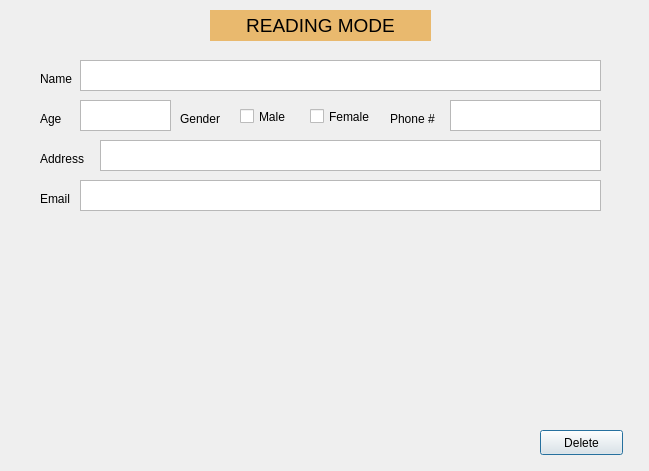
This is viewclientwindow.ui in DevonHope/Animal-Shelter-Registry-System as Qt 5 draws it before an edit. The edited form follows.
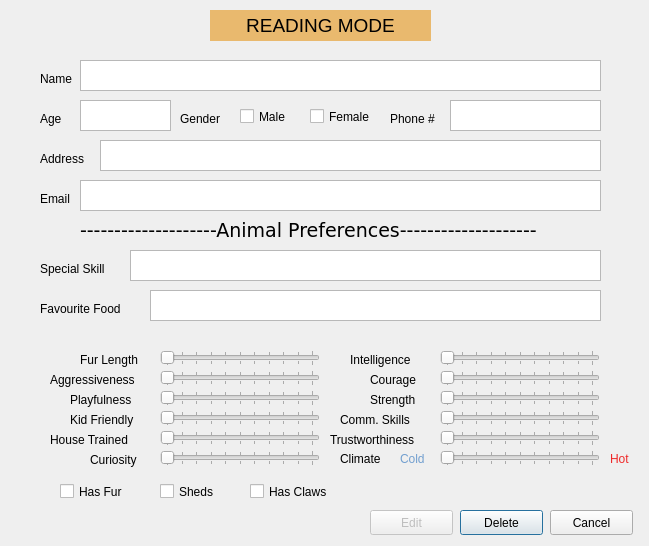
This is the edited form.

Commit message: Added client preferences, and the editing of files; need to still restrict staff from editing a client's profile and to change architecture style to repository.

```diff
--- a/viewclientwindow.ui
+++ b/viewclientwindow.ui
@@ -7,7 +7,7 @@
     <x>0</x>
     <y>0</y>
     <width>649</width>
-    <height>471</height>
+    <height>546</height>
    </rect>
   </property>
   <property name="windowTitle">
@@ -42,8 +42,8 @@
   <widget class="QPushButton" name="deleteButton">
    <property name="geometry">
     <rect>
-     <x>540</x>
-     <y>430</y>
+     <x>460</x>
+     <y>510</y>
      <width>83</width>
      <height>25</height>
     </rect>
@@ -202,6 +202,744 @@
     <set>Qt::AlignCenter</set>
    </property>
   </widget>
+  <widget class="QLabel" name="label_9">
+   <property name="enabled">
+    <bool>true</bool>
+   </property>
+   <property name="geometry">
+    <rect>
+     <x>40</x>
+     <y>260</y>
+     <width>81</width>
+     <height>17</height>
+    </rect>
+   </property>
+   <property name="text">
+    <string>Special Skill</string>
+   </property>
+  </widget>
+  <widget class="QLabel" name="label_17">
+   <property name="enabled">
+    <bool>true</bool>
+   </property>
+   <property name="geometry">
+    <rect>
+     <x>70</x>
+     <y>410</y>
+     <width>81</width>
+     <height>20</height>
+    </rect>
+   </property>
+   <property name="text">
+    <string>Kid Friendly</string>
+   </property>
+  </widget>
+  <widget class="QSlider" name="curiositySlider">
+   <property name="enabled">
+    <bool>true</bool>
+   </property>
+   <property name="geometry">
+    <rect>
+     <x>160</x>
+     <y>450</y>
+     <width>160</width>
+     <height>16</height>
+    </rect>
+   </property>
+   <property name="minimumSize">
+    <size>
+     <width>160</width>
+     <height>0</height>
+    </size>
+   </property>
+   <property name="maximum">
+    <number>10</number>
+   </property>
+   <property name="pageStep">
+    <number>5</number>
+   </property>
+   <property name="orientation">
+    <enum>Qt::Horizontal</enum>
+   </property>
+   <property name="tickPosition">
+    <enum>QSlider::TicksBothSides</enum>
+   </property>
+  </widget>
+  <widget class="QSlider" name="intSlider">
+   <property name="enabled">
+    <bool>true</bool>
+   </property>
+   <property name="geometry">
+    <rect>
+     <x>440</x>
+     <y>350</y>
+     <width>160</width>
+     <height>16</height>
+    </rect>
+   </property>
+   <property name="minimumSize">
+    <size>
+     <width>160</width>
+     <height>0</height>
+    </size>
+   </property>
+   <property name="maximum">
+    <number>10</number>
+   </property>
+   <property name="pageStep">
+    <number>5</number>
+   </property>
+   <property name="orientation">
+    <enum>Qt::Horizontal</enum>
+   </property>
+   <property name="tickPosition">
+    <enum>QSlider::TicksBothSides</enum>
+   </property>
+  </widget>
+  <widget class="QCheckBox" name="furCheck">
+   <property name="geometry">
+    <rect>
+     <x>60</x>
+     <y>480</y>
+     <width>90</width>
+     <height>23</height>
+    </rect>
+   </property>
+   <property name="text">
+    <string>Has Fur</string>
+   </property>
+  </widget>
+  <widget class="QLabel" name="label_15">
+   <property name="enabled">
+    <bool>true</bool>
+   </property>
+   <property name="geometry">
+    <rect>
+     <x>70</x>
+     <y>390</y>
+     <width>91</width>
+     <height>20</height>
+    </rect>
+   </property>
+   <property name="text">
+    <string>Playfulness</string>
+   </property>
+  </widget>
+  <widget class="QPlainTextEdit" name="skillText">
+   <property name="enabled">
+    <bool>true</bool>
+   </property>
+   <property name="geometry">
+    <rect>
+     <x>130</x>
+     <y>250</y>
+     <width>471</width>
+     <height>31</height>
+    </rect>
+   </property>
+  </widget>
+  <widget class="QLabel" name="label_13">
+   <property name="enabled">
+    <bool>true</bool>
+   </property>
+   <property name="geometry">
+    <rect>
+     <x>50</x>
+     <y>370</y>
+     <width>101</width>
+     <height>20</height>
+    </rect>
+   </property>
+   <property name="text">
+    <string>Aggressiveness</string>
+   </property>
+  </widget>
+  <widget class="QSlider" name="strSlider">
+   <property name="enabled">
+    <bool>true</bool>
+   </property>
+   <property name="geometry">
+    <rect>
+     <x>440</x>
+     <y>390</y>
+     <width>160</width>
+     <height>16</height>
+    </rect>
+   </property>
+   <property name="minimumSize">
+    <size>
+     <width>160</width>
+     <height>0</height>
+    </size>
+   </property>
+   <property name="maximum">
+    <number>10</number>
+   </property>
+   <property name="pageStep">
+    <number>5</number>
+   </property>
+   <property name="orientation">
+    <enum>Qt::Horizontal</enum>
+   </property>
+   <property name="tickPosition">
+    <enum>QSlider::TicksBothSides</enum>
+   </property>
+  </widget>
+  <widget class="QLabel" name="label_7">
+   <property name="geometry">
+    <rect>
+     <x>80</x>
+     <y>210</y>
+     <width>461</width>
+     <height>41</height>
+    </rect>
+   </property>
+   <property name="font">
+    <font>
+     <family>DejaVu Sans</family>
+     <pointsize>14</pointsize>
+    </font>
+   </property>
+   <property name="text">
+    <string>--------------------Animal Preferences--------------------</string>
+   </property>
+  </widget>
+  <widget class="QLabel" name="label_23">
+   <property name="geometry">
+    <rect>
+     <x>400</x>
+     <y>450</y>
+     <width>31</width>
+     <height>17</height>
+    </rect>
+   </property>
+   <property name="styleSheet">
+    <string notr="true">color: rgb(114, 159, 207);</string>
+   </property>
+   <property name="text">
+    <string>Cold</string>
+   </property>
+  </widget>
+  <widget class="QSlider" name="houseTrainedSlider">
+   <property name="enabled">
+    <bool>true</bool>
+   </property>
+   <property name="geometry">
+    <rect>
+     <x>160</x>
+     <y>430</y>
+     <width>160</width>
+     <height>16</height>
+    </rect>
+   </property>
+   <property name="minimumSize">
+    <size>
+     <width>160</width>
+     <height>0</height>
+    </size>
+   </property>
+   <property name="maximum">
+    <number>10</number>
+   </property>
+   <property name="pageStep">
+    <number>5</number>
+   </property>
+   <property name="orientation">
+    <enum>Qt::Horizontal</enum>
+   </property>
+   <property name="tickPosition">
+    <enum>QSlider::TicksBothSides</enum>
+   </property>
+  </widget>
+  <widget class="QPlainTextEdit" name="favFoodText">
+   <property name="enabled">
+    <bool>true</bool>
+   </property>
+   <property name="geometry">
+    <rect>
+     <x>150</x>
+     <y>290</y>
+     <width>451</width>
+     <height>31</height>
+    </rect>
+   </property>
+  </widget>
+  <widget class="QSlider" name="aggressivenessSlider">
+   <property name="enabled">
+    <bool>true</bool>
+   </property>
+   <property name="geometry">
+    <rect>
+     <x>160</x>
+     <y>370</y>
+     <width>160</width>
+     <height>16</height>
+    </rect>
+   </property>
+   <property name="minimumSize">
+    <size>
+     <width>160</width>
+     <height>0</height>
+    </size>
+   </property>
+   <property name="maximum">
+    <number>10</number>
+   </property>
+   <property name="pageStep">
+    <number>5</number>
+   </property>
+   <property name="orientation">
+    <enum>Qt::Horizontal</enum>
+   </property>
+   <property name="tickPosition">
+    <enum>QSlider::TicksBothSides</enum>
+   </property>
+  </widget>
+  <widget class="QSlider" name="courageSlider">
+   <property name="enabled">
+    <bool>true</bool>
+   </property>
+   <property name="geometry">
+    <rect>
+     <x>440</x>
+     <y>370</y>
+     <width>160</width>
+     <height>16</height>
+    </rect>
+   </property>
+   <property name="minimumSize">
+    <size>
+     <width>160</width>
+     <height>0</height>
+    </size>
+   </property>
+   <property name="maximum">
+    <number>10</number>
+   </property>
+   <property name="pageStep">
+    <number>5</number>
+   </property>
+   <property name="orientation">
+    <enum>Qt::Horizontal</enum>
+   </property>
+   <property name="tickPosition">
+    <enum>QSlider::TicksBothSides</enum>
+   </property>
+  </widget>
+  <widget class="QLabel" name="label_16">
+   <property name="enabled">
+    <bool>true</bool>
+   </property>
+   <property name="geometry">
+    <rect>
+     <x>370</x>
+     <y>390</y>
+     <width>81</width>
+     <height>20</height>
+    </rect>
+   </property>
+   <property name="text">
+    <string>Strength</string>
+   </property>
+  </widget>
+  <widget class="QLabel" name="label_21">
+   <property name="enabled">
+    <bool>true</bool>
+   </property>
+   <property name="geometry">
+    <rect>
+     <x>90</x>
+     <y>450</y>
+     <width>71</width>
+     <height>20</height>
+    </rect>
+   </property>
+   <property name="text">
+    <string>Curiosity</string>
+   </property>
+  </widget>
+  <widget class="QLabel" name="label_8">
+   <property name="geometry">
+    <rect>
+     <x>340</x>
+     <y>450</y>
+     <width>51</width>
+     <height>17</height>
+    </rect>
+   </property>
+   <property name="text">
+    <string>Climate</string>
+   </property>
+  </widget>
+  <widget class="QSlider" name="furLenSlider">
+   <property name="enabled">
+    <bool>true</bool>
+   </property>
+   <property name="geometry">
+    <rect>
+     <x>160</x>
+     <y>350</y>
+     <width>160</width>
+     <height>16</height>
+    </rect>
+   </property>
+   <property name="minimumSize">
+    <size>
+     <width>160</width>
+     <height>0</height>
+    </size>
+   </property>
+   <property name="maximum">
+    <number>10</number>
+   </property>
+   <property name="pageStep">
+    <number>5</number>
+   </property>
+   <property name="orientation">
+    <enum>Qt::Horizontal</enum>
+   </property>
+   <property name="tickPosition">
+    <enum>QSlider::TicksBothSides</enum>
+   </property>
+  </widget>
+  <widget class="QSlider" name="trustSlider">
+   <property name="enabled">
+    <bool>true</bool>
+   </property>
+   <property name="geometry">
+    <rect>
+     <x>440</x>
+     <y>430</y>
+     <width>160</width>
+     <height>16</height>
+    </rect>
+   </property>
+   <property name="minimumSize">
+    <size>
+     <width>160</width>
+     <height>0</height>
+    </size>
+   </property>
+   <property name="maximum">
+    <number>10</number>
+   </property>
+   <property name="pageStep">
+    <number>5</number>
+   </property>
+   <property name="orientation">
+    <enum>Qt::Horizontal</enum>
+   </property>
+   <property name="tickPosition">
+    <enum>QSlider::TicksBothSides</enum>
+   </property>
+  </widget>
+  <widget class="QSlider" name="kidFriendlySlider">
+   <property name="enabled">
+    <bool>true</bool>
+   </property>
+   <property name="geometry">
+    <rect>
+     <x>160</x>
+     <y>410</y>
+     <width>160</width>
+     <height>16</height>
+    </rect>
+   </property>
+   <property name="minimumSize">
+    <size>
+     <width>160</width>
+     <height>0</height>
+    </size>
+   </property>
+   <property name="maximum">
+    <number>10</number>
+   </property>
+   <property name="pageStep">
+    <number>5</number>
+   </property>
+   <property name="orientation">
+    <enum>Qt::Horizontal</enum>
+   </property>
+   <property name="tickPosition">
+    <enum>QSlider::TicksBothSides</enum>
+   </property>
+  </widget>
+  <widget class="QSlider" name="playfulSlider">
+   <property name="enabled">
+    <bool>true</bool>
+   </property>
+   <property name="geometry">
+    <rect>
+     <x>160</x>
+     <y>390</y>
+     <width>160</width>
+     <height>16</height>
+    </rect>
+   </property>
+   <property name="minimumSize">
+    <size>
+     <width>160</width>
+     <height>0</height>
+    </size>
+   </property>
+   <property name="maximum">
+    <number>10</number>
+   </property>
+   <property name="pageStep">
+    <number>5</number>
+   </property>
+   <property name="orientation">
+    <enum>Qt::Horizontal</enum>
+   </property>
+   <property name="tickPosition">
+    <enum>QSlider::TicksBothSides</enum>
+   </property>
+  </widget>
+  <widget class="QLabel" name="label_10">
+   <property name="enabled">
+    <bool>true</bool>
+   </property>
+   <property name="geometry">
+    <rect>
+     <x>40</x>
+     <y>300</y>
+     <width>101</width>
+     <height>17</height>
+    </rect>
+   </property>
+   <property name="text">
+    <string>Favourite Food</string>
+   </property>
+  </widget>
+  <widget class="QLabel" name="label_11">
+   <property name="enabled">
+    <bool>true</bool>
+   </property>
+   <property name="geometry">
+    <rect>
+     <x>80</x>
+     <y>350</y>
+     <width>71</width>
+     <height>20</height>
+    </rect>
+   </property>
+   <property name="text">
+    <string>Fur Length</string>
+   </property>
+  </widget>
+  <widget class="QSlider" name="commSlider">
+   <property name="enabled">
+    <bool>true</bool>
+   </property>
+   <property name="geometry">
+    <rect>
+     <x>440</x>
+     <y>410</y>
+     <width>160</width>
+     <height>16</height>
+    </rect>
+   </property>
+   <property name="minimumSize">
+    <size>
+     <width>160</width>
+     <height>0</height>
+    </size>
+   </property>
+   <property name="maximum">
+    <number>10</number>
+   </property>
+   <property name="pageStep">
+    <number>5</number>
+   </property>
+   <property name="orientation">
+    <enum>Qt::Horizontal</enum>
+   </property>
+   <property name="tickPosition">
+    <enum>QSlider::TicksBothSides</enum>
+   </property>
+  </widget>
+  <widget class="QLabel" name="label_18">
+   <property name="enabled">
+    <bool>true</bool>
+   </property>
+   <property name="geometry">
+    <rect>
+     <x>340</x>
+     <y>410</y>
+     <width>141</width>
+     <height>20</height>
+    </rect>
+   </property>
+   <property name="text">
+    <string>Comm. Skills</string>
+   </property>
+  </widget>
+  <widget class="QLabel" name="label_14">
+   <property name="enabled">
+    <bool>true</bool>
+   </property>
+   <property name="geometry">
+    <rect>
+     <x>370</x>
+     <y>370</y>
+     <width>81</width>
+     <height>20</height>
+    </rect>
+   </property>
+   <property name="text">
+    <string>Courage</string>
+   </property>
+  </widget>
+  <widget class="QCheckBox" name="clawsCheck">
+   <property name="geometry">
+    <rect>
+     <x>250</x>
+     <y>480</y>
+     <width>90</width>
+     <height>23</height>
+    </rect>
+   </property>
+   <property name="text">
+    <string>Has Claws</string>
+   </property>
+  </widget>
+  <widget class="QCheckBox" name="shedsCheck">
+   <property name="geometry">
+    <rect>
+     <x>160</x>
+     <y>480</y>
+     <width>90</width>
+     <height>23</height>
+    </rect>
+   </property>
+   <property name="text">
+    <string>Sheds</string>
+   </property>
+  </widget>
+  <widget class="QSlider" name="climateSlider">
+   <property name="enabled">
+    <bool>true</bool>
+   </property>
+   <property name="geometry">
+    <rect>
+     <x>440</x>
+     <y>450</y>
+     <width>160</width>
+     <height>16</height>
+    </rect>
+   </property>
+   <property name="minimumSize">
+    <size>
+     <width>160</width>
+     <height>0</height>
+    </size>
+   </property>
+   <property name="maximum">
+    <number>10</number>
+   </property>
+   <property name="pageStep">
+    <number>5</number>
+   </property>
+   <property name="orientation">
+    <enum>Qt::Horizontal</enum>
+   </property>
+   <property name="tickPosition">
+    <enum>QSlider::TicksBothSides</enum>
+   </property>
+  </widget>
+  <widget class="QLabel" name="label_12">
+   <property name="enabled">
+    <bool>true</bool>
+   </property>
+   <property name="geometry">
+    <rect>
+     <x>350</x>
+     <y>350</y>
+     <width>81</width>
+     <height>20</height>
+    </rect>
+   </property>
+   <property name="text">
+    <string>Intelligence</string>
+   </property>
+  </widget>
+  <widget class="QLabel" name="label_19">
+   <property name="enabled">
+    <bool>true</bool>
+   </property>
+   <property name="geometry">
+    <rect>
+     <x>50</x>
+     <y>430</y>
+     <width>101</width>
+     <height>20</height>
+    </rect>
+   </property>
+   <property name="text">
+    <string>House Trained</string>
+   </property>
+  </widget>
+  <widget class="QLabel" name="label_20">
+   <property name="enabled">
+    <bool>true</bool>
+   </property>
+   <property name="geometry">
+    <rect>
+     <x>330</x>
+     <y>430</y>
+     <width>111</width>
+     <height>20</height>
+    </rect>
+   </property>
+   <property name="text">
+    <string>Trustworthiness</string>
+   </property>
+  </widget>
+  <widget class="QLabel" name="label_24">
+   <property name="geometry">
+    <rect>
+     <x>610</x>
+     <y>450</y>
+     <width>31</width>
+     <height>17</height>
+    </rect>
+   </property>
+   <property name="styleSheet">
+    <string notr="true">color: rgb(239, 41, 41);</string>
+   </property>
+   <property name="text">
+    <string>Hot</string>
+   </property>
+  </widget>
+  <widget class="QPushButton" name="cancelButton">
+   <property name="geometry">
+    <rect>
+     <x>550</x>
+     <y>510</y>
+     <width>83</width>
+     <height>25</height>
+    </rect>
+   </property>
+   <property name="text">
+    <string>Cancel</string>
+   </property>
+  </widget>
+  <widget class="QPushButton" name="editButton">
+   <property name="enabled">
+    <bool>false</bool>
+   </property>
+   <property name="geometry">
+    <rect>
+     <x>370</x>
+     <y>510</y>
+     <width>83</width>
+     <height>25</height>
+    </rect>
+   </property>
+   <property name="text">
+    <string>Edit</string>
+   </property>
+  </widget>
  </widget>
  <resources/>
  <connections/>
```
The commit also changes 11 other files.
